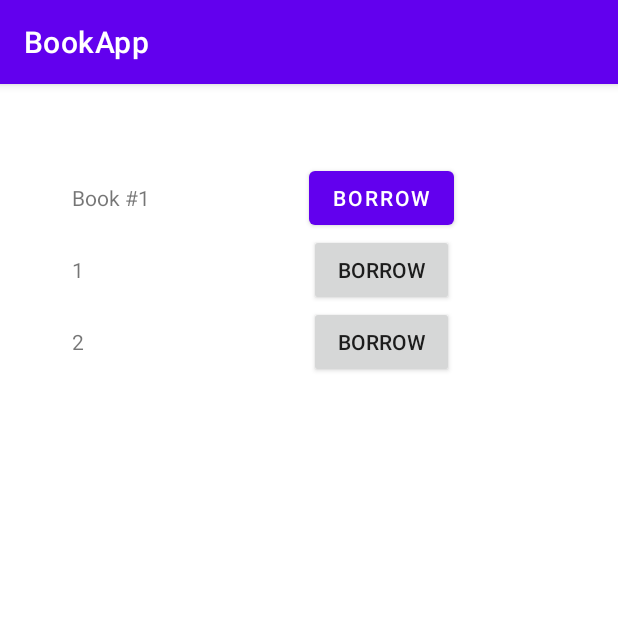
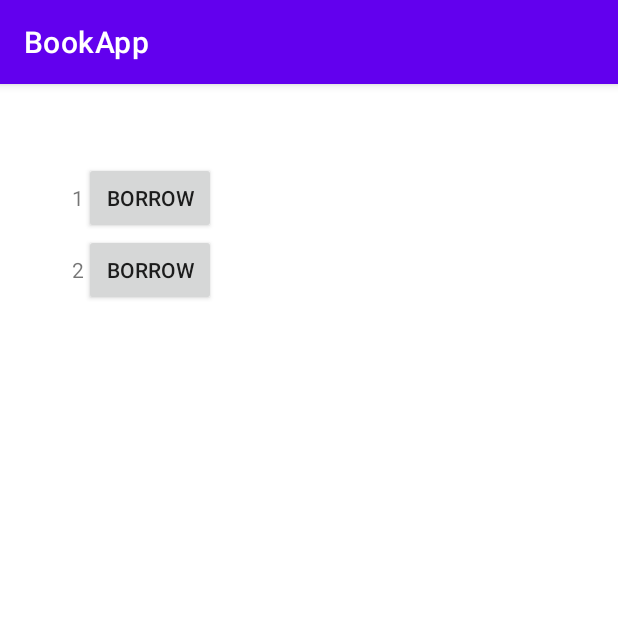
Before and after one commit to louisheal/Bookswapp-Mobile-App, an Android app: the screen it shows after launch (MainActivity), on a phone screen of 412 x 824 dp, the top half of it. Run offline under Robolectric (Android 15) with nearby library versions, the phone set to English and light mode, and no system bars; 2 statements that could not run were skipped.

Commit message:
[ad4220] [refactor] Removed placeholder row from table.

```diff
--- a/app/src/main/res/layout/activity_main.xml
+++ b/app/src/main/res/layout/activity_main.xml
@@ -15,23 +15,5 @@
         app:layout_constraintStart_toStartOf="parent"
         app:layout_constraintTop_toTopOf="parent">
 
-        <TableRow
-            android:layout_width="wrap_content"
-            android:layout_height="match_parent">
-
-            <TextView
-                android:id="@+id/textView2"
-                android:layout_width="158dp"
-                android:layout_height="wrap_content"
-                android:text="Book #1" />
-
-            <Button
-                android:id="@+id/button6"
-                android:layout_width="wrap_content"
-                android:layout_height="wrap_content"
-                android:text="Borrow" />
-
-        </TableRow>
-
     </TableLayout>
 </androidx.constraintlayout.widget.ConstraintLayout>
```
